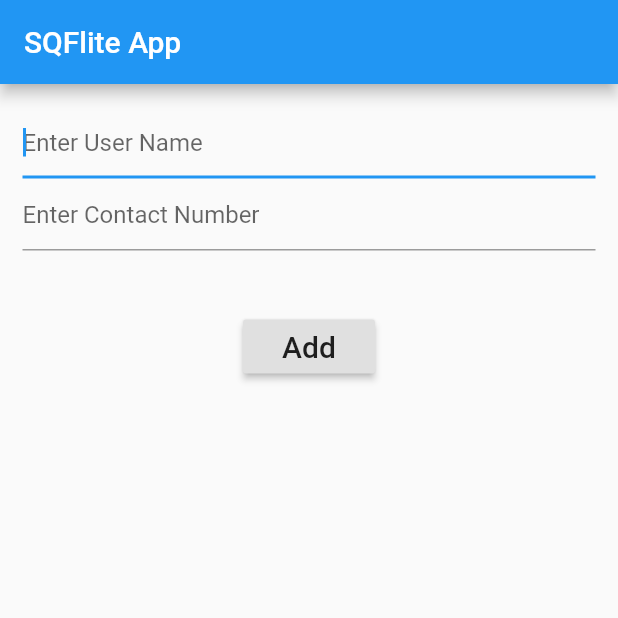
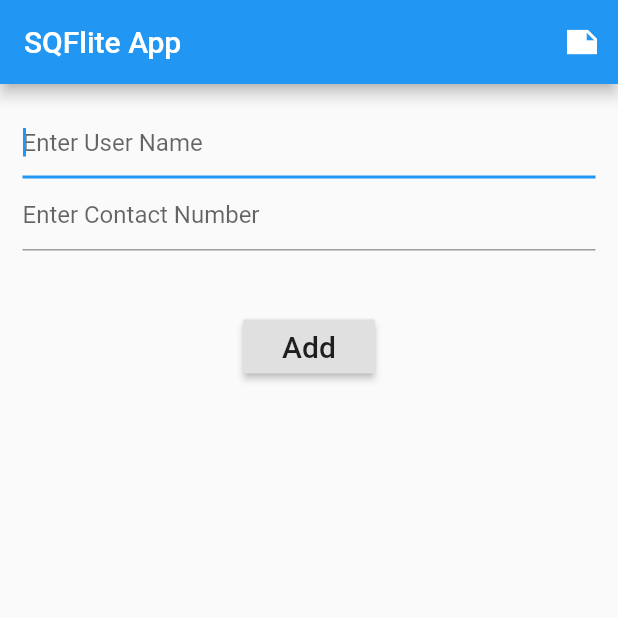
Before and after one commit to nidhikamath2102/FlutterSQFliteDemo, a Flutter app: the screen it shows after launch, after a tap on "Add", on a phone screen of 412 x 824 dp, the top half of it. Run offline on Flutter 3.47's test engine with Material 2 defaults, Android fonts, the phone set to English and light mode, and no system bars; our stand-ins replace sqflite; accounts and stored records are empty.

```diff
--- a/lib/main.dart
+++ b/lib/main.dart
@@ -1,9 +1,12 @@
 import 'package:flutter/material.dart';
+import 'package:flutter_sqflite/ViewUsers.dart';
 import 'package:flutter_sqflite/database/DatabaseHelper.dart';
 import 'package:flutter_sqflite/model/User.dart';
 
 void main() {
-  runApp(MyApp());
+  runApp(MaterialApp(
+    home: MyApp(),
+  ));
 }
 
 class MyApp extends StatefulWidget {
@@ -17,20 +20,22 @@ class _MyAppState extends State<MyApp> {
 
   void addUser() {
     setState(() {
-      Future<void> user = DatabaseHelper.insertUser(
-          User(userName: userName, contact: int.parse(contact)));
-      DatabaseHelper.getAllUsers()
-          .then((value) => print("user returned is " + value.toString()));
+      DatabaseHelper.insertUser(User(userName: userName, contact: int.parse(contact)));
+      DatabaseHelper.getAllUsers().then((value) => print("user returned is " + value.toString()));
     });
   }
 
   @override
   Widget build(BuildContext context) {
-    return new MaterialApp(
-      title: "SqFlite App",
-      home: new Scaffold(
+    return new Scaffold(
         appBar: new AppBar(
           title: new Text("SQFlite App"),
+          actions: [
+            new IconButton(icon: new Icon(Icons.note_sharp), onPressed: (){
+                Navigator.push(context, MaterialPageRoute(builder: (context)=>
+                ViewUsers()));
+            },)
+          ],
         ),
         body: new Container(
             margin: EdgeInsets.all(15.0),
@@ -44,7 +49,7 @@ class _MyAppState extends State<MyApp> {
                   keyboardType: TextInputType.text,
                   onChanged: (text) {
                     userName = text;
-                    print("contact" + userName.toString());
+                    //print("contact" + userName.toString());
                   },
                 ),
                 new TextField(
@@ -54,7 +59,7 @@ class _MyAppState extends State<MyApp> {
                   keyboardType: TextInputType.number,
                   onChanged: (text) {
                     contact = text;
-                    print("contact" + contact.toString());
+                    //print("contact" + contact.toString());
                   },
                 ),
                 new SizedBox(
@@ -69,7 +74,6 @@ class _MyAppState extends State<MyApp> {
                 )
               ],
             )),
-      ),
-    );
+      );
   }
 }
--- a/lib/model/User.dart
+++ b/lib/model/User.dart
@@ -12,6 +12,12 @@ class User {
     return {'id': id, 'userName': userName, 'contact': contact};
   }
 
+  User.fromMap(Map<String, dynamic> user) {
+    this.id = user['id'];
+    this.userName = user['userName'];
+    this.contact = user['contact'];
+  }
+
   @override
   String toString() {
     return 'User{id: $id, name: $userName, age: $contact}';
```
Also changed, not shown: lib/ViewUsers.dart (added, +45 -0 lines).
